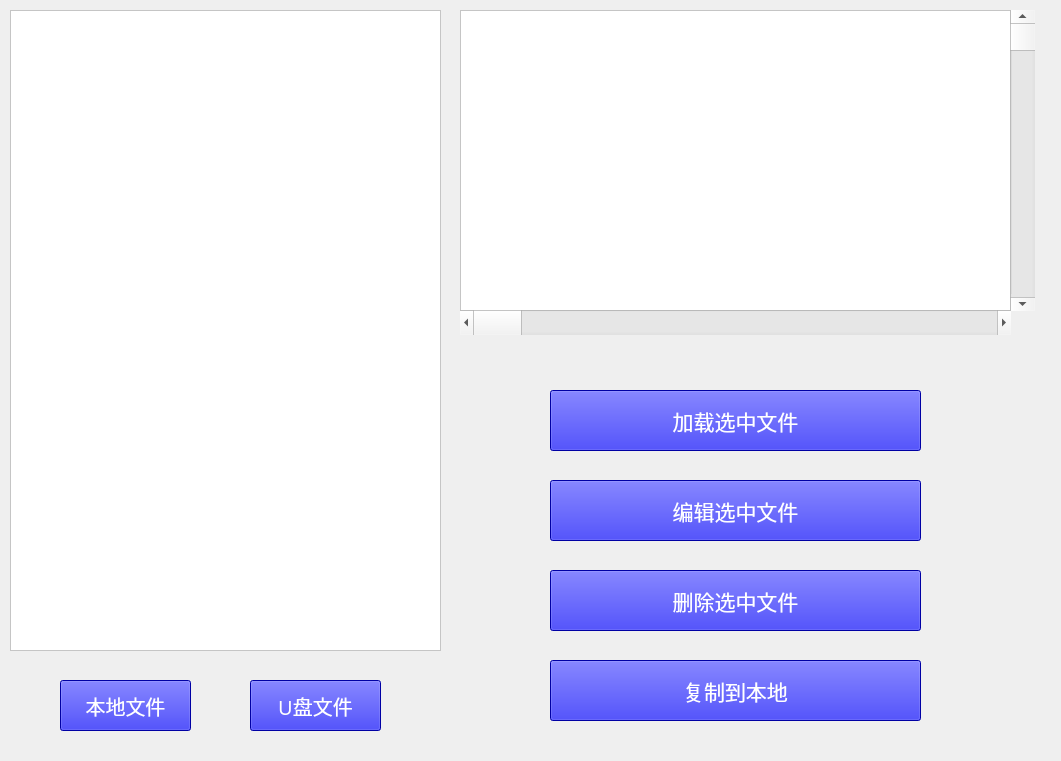
The window that HighResolutionPrinter/filemanagechild.ui (dxphmj/TwoCharPrinter) describes before a commit, drawn with Qt 5.
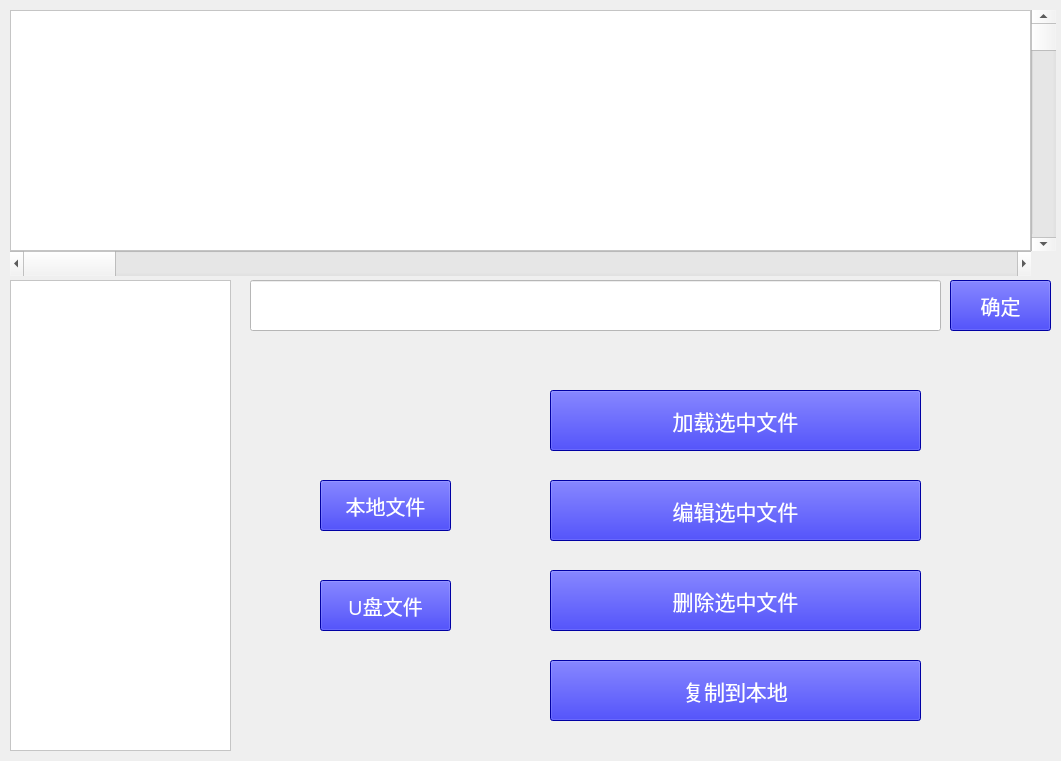
The same window after the commit. Custom widgets are drawn as their Qt base class.

What changed in the file:
```diff
--- a/HighResolutionPrinter/filemanagechild.ui
+++ b/HighResolutionPrinter/filemanagechild.ui
@@ -17,9 +17,9 @@
    <property name="geometry">
     <rect>
      <x>10</x>
-     <y>10</y>
-     <width>431</width>
-     <height>641</height>
+     <y>280</y>
+     <width>221</width>
+     <height>471</height>
     </rect>
    </property>
    <property name="styleSheet">
@@ -29,8 +29,8 @@
   <widget class="QPushButton" name="localFileBut">
    <property name="geometry">
     <rect>
-     <x>60</x>
-     <y>680</y>
+     <x>320</x>
+     <y>480</y>
      <width>131</width>
      <height>51</height>
     </rect>
@@ -52,8 +52,8 @@
   <widget class="QPushButton" name="UdiskFileBut">
    <property name="geometry">
     <rect>
-     <x>250</x>
-     <y>680</y>
+     <x>320</x>
+     <y>580</y>
      <width>131</width>
      <height>51</height>
     </rect>
@@ -75,10 +75,10 @@
   <widget class="QTextEdit" name="filePrivewtextEdit">
    <property name="geometry">
     <rect>
-     <x>460</x>
+     <x>10</x>
      <y>10</y>
-     <width>551</width>
-     <height>301</height>
+     <width>1021</width>
+     <height>241</height>
     </rect>
    </property>
    <property name="styleSheet">
@@ -88,9 +88,9 @@
   <widget class="QScrollBar" name="filePreHorScrollBar">
    <property name="geometry">
     <rect>
-     <x>460</x>
-     <y>310</y>
-     <width>551</width>
+     <x>10</x>
+     <y>251</y>
+     <width>1021</width>
      <height>25</height>
     </rect>
    </property>
@@ -101,10 +101,10 @@
   <widget class="QScrollBar" name="filePreVerScrollBar">
    <property name="geometry">
     <rect>
-     <x>1010</x>
+     <x>1031</x>
      <y>10</y>
      <width>25</width>
-     <height>301</height>
+     <height>241</height>
     </rect>
    </property>
    <property name="orientation">
@@ -203,8 +203,76 @@
     <string>复制到本地</string>
    </property>
   </widget>
+  <widget class="lineedit_click" name="fileNmaeLineEdit">
+   <property name="geometry">
+    <rect>
+     <x>250</x>
+     <y>280</y>
+     <width>691</width>
+     <height>51</height>
+    </rect>
+   </property>
+   <property name="styleSheet">
+    <string notr="true">background-color: rgb(255, 255, 255);</string>
+   </property>
+  </widget>
+  <widget class="QPushButton" name="OKFileNameBut">
+   <property name="geometry">
+    <rect>
+     <x>950</x>
+     <y>280</y>
+     <width>101</width>
+     <height>51</height>
+    </rect>
+   </property>
+   <property name="font">
+    <font>
+     <family>楷体</family>
+     <pointsize>15</pointsize>
+    </font>
+   </property>
+   <property name="styleSheet">
+    <string notr="true">color: rgb(255, 255, 255);
+background-color: rgb(0, 0, 230);</string>
+   </property>
+   <property name="text">
+    <string>确定</string>
+   </property>
+  </widget>
+  <widget class="QStackedWidget" name="changeNameKBStacWid">
+   <property name="geometry">
+    <rect>
+     <x>255</x>
+     <y>390</y>
+     <width>791</width>
+     <height>331</height>
+    </rect>
+   </property>
+   <widget class="QWidget" name="page"/>
+   <widget class="QWidget" name="page_2"/>
+  </widget>
+  <zorder>changeNameKBStacWid</zorder>
+  <zorder>filelistWidget</zorder>
+  <zorder>localFileBut</zorder>
+  <zorder>UdiskFileBut</zorder>
+  <zorder>filePrivewtextEdit</zorder>
+  <zorder>filePreHorScrollBar</zorder>
+  <zorder>filePreVerScrollBar</zorder>
+  <zorder>loadSeleFileBut</zorder>
+  <zorder>editSeleFileBut</zorder>
+  <zorder>delSeleFileBut</zorder>
+  <zorder>copyFile2localBut</zorder>
+  <zorder>fileNmaeLineEdit</zorder>
+  <zorder>OKFileNameBut</zorder>
  </widget>
  <layoutdefault spacing="6" margin="11"/>
+ <customwidgets>
+  <customwidget>
+   <class>lineedit_click</class>
+   <extends>QLineEdit</extends>
+   <header location="global">lineedit_click.h</header>
+  </customwidget>
+ </customwidgets>
  <resources/>
  <connections/>
 </ui>
```
